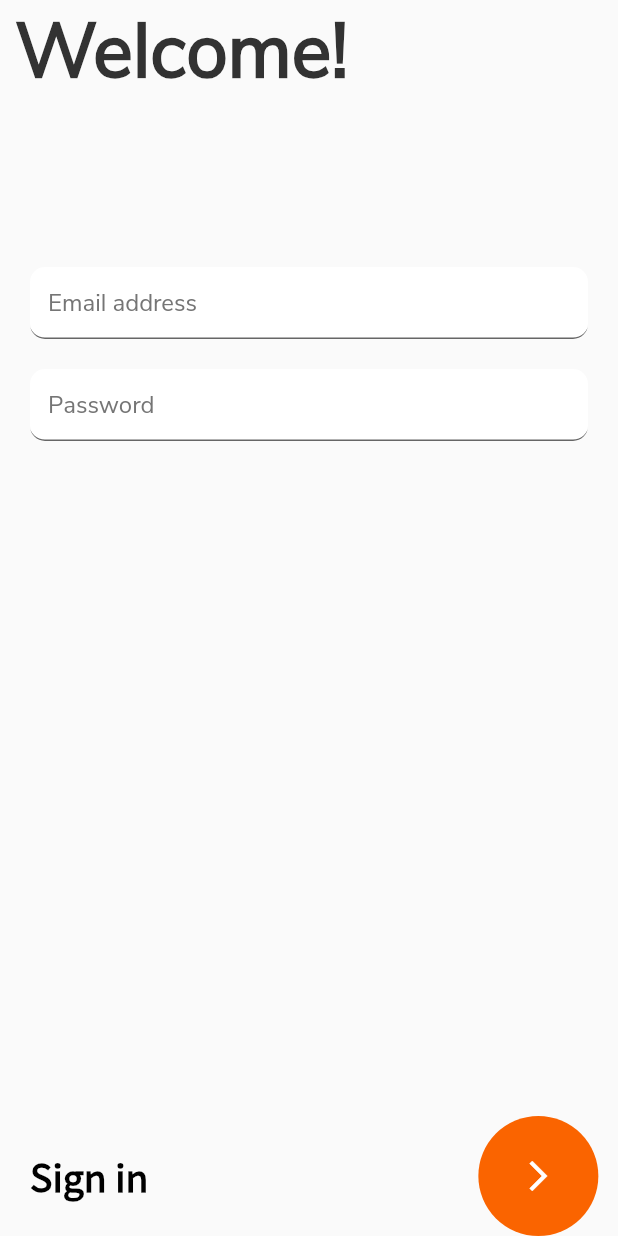
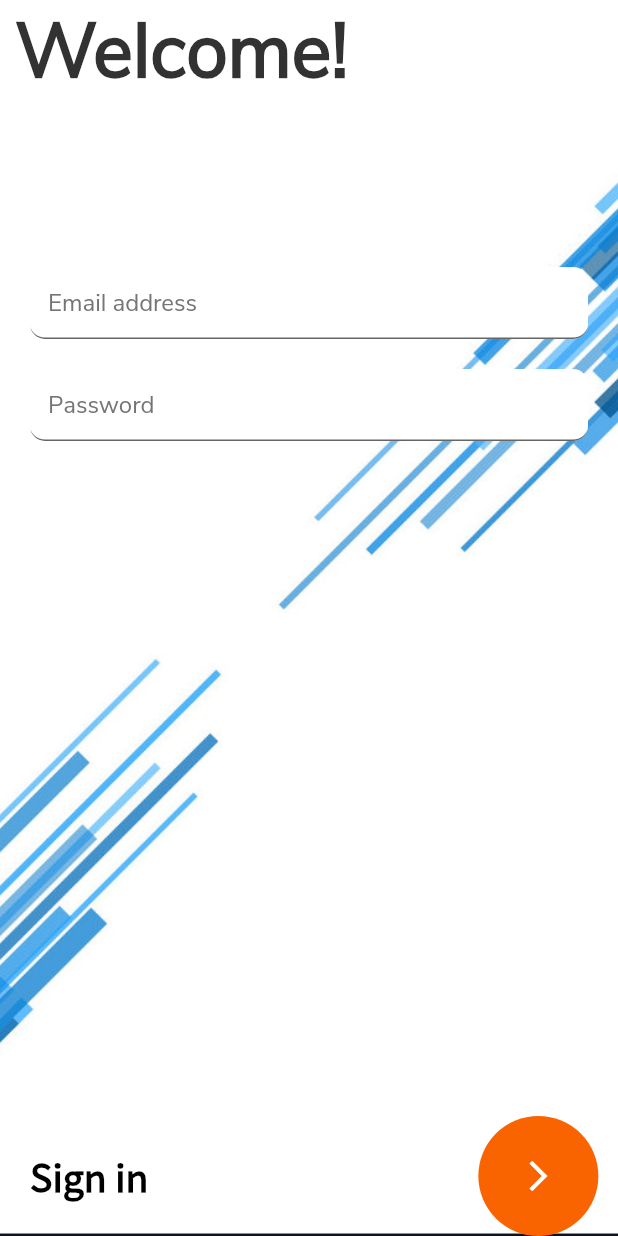
Before and after one commit to D-Coder135/crypto_application_project, a Flutter app: the screen it shows after launch, after a tap on the "arrow forward ios" icon, on a phone screen of 412 x 824 dp. Run offline on Flutter 3.47's test engine with Material 2 defaults, Android fonts, the phone set to English and light mode, and no system bars.

Commit message:
add one more Container() widget as the child of the Stack() widget along with the decoration property

```diff
--- a/lib/login_page.dart
+++ b/lib/login_page.dart
@@ -9,6 +9,14 @@ class LoginPage extends StatelessWidget {
       child: Scaffold(
         body: Stack(
           children: <Widget>[
+            Container(
+              decoration: BoxDecoration(
+                image: DecorationImage(
+                  image: AssetImage('images/background.png'),
+                  fit: BoxFit.cover,
+                ),
+              ),
+            ),
             Column(
               children: <Widget>[
                 Container(
```
